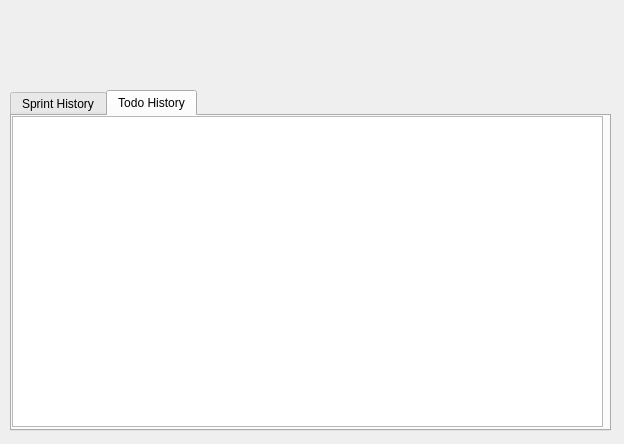
The window that qt_gui/ui/history.ui (ravenvz/SprintTimer) describes before a commit, drawn with Qt 5.
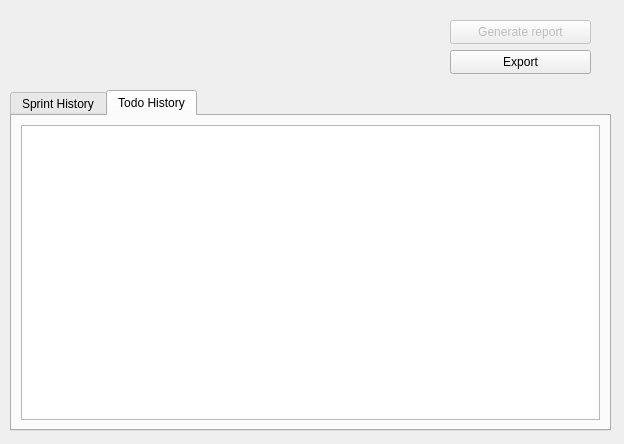
The same window after the commit. Custom widgets are drawn as their Qt base class.

Commit message:
Implement data export subsystem
* Implement data export to CSV files

The edit to the form file:
```diff
--- a/qt_gui/ui/history.ui
+++ b/qt_gui/ui/history.ui
@@ -44,16 +44,11 @@
     <attribute name="title">
      <string>Todo History</string>
     </attribute>
-    <widget class="QTreeView" name="lvTaskHistory">
-     <property name="geometry">
-      <rect>
-       <x>0</x>
-       <y>0</y>
-       <width>591</width>
-       <height>311</height>
-      </rect>
-     </property>
-    </widget>
+    <layout class="QGridLayout" name="gridLayout">
+     <item row="0" column="0">
+      <widget class="QTreeView" name="lvTaskHistory"/>
+     </item>
+    </layout>
    </widget>
   </widget>
   <widget class="DateRangePicker" name="dateRangePicker" native="true">
@@ -64,6 +59,47 @@
      <width>371</width>
      <height>71</height>
     </rect>
+   </property>
+   <property name="sizePolicy">
+    <sizepolicy hsizetype="Preferred" vsizetype="Fixed">
+     <horstretch>0</horstretch>
+     <verstretch>0</verstretch>
+    </sizepolicy>
+   </property>
+  </widget>
+  <widget class="QPushButton" name="pbExport">
+   <property name="geometry">
+    <rect>
+     <x>450</x>
+     <y>50</y>
+     <width>141</width>
+     <height>24</height>
+    </rect>
+   </property>
+   <property name="sizePolicy">
+    <sizepolicy hsizetype="Fixed" vsizetype="Fixed">
+     <horstretch>0</horstretch>
+     <verstretch>0</verstretch>
+    </sizepolicy>
+   </property>
+   <property name="text">
+    <string>Export</string>
+   </property>
+  </widget>
+  <widget class="QPushButton" name="pushButton">
+   <property name="enabled">
+    <bool>false</bool>
+   </property>
+   <property name="geometry">
+    <rect>
+     <x>450</x>
+     <y>20</y>
+     <width>141</width>
+     <height>24</height>
+    </rect>
+   </property>
+   <property name="text">
+    <string>Generate report</string>
    </property>
   </widget>
  </widget>
```
Left out of the diff: 15 changed lines with no effect on the pictures. The commit also changes 30 other files.
